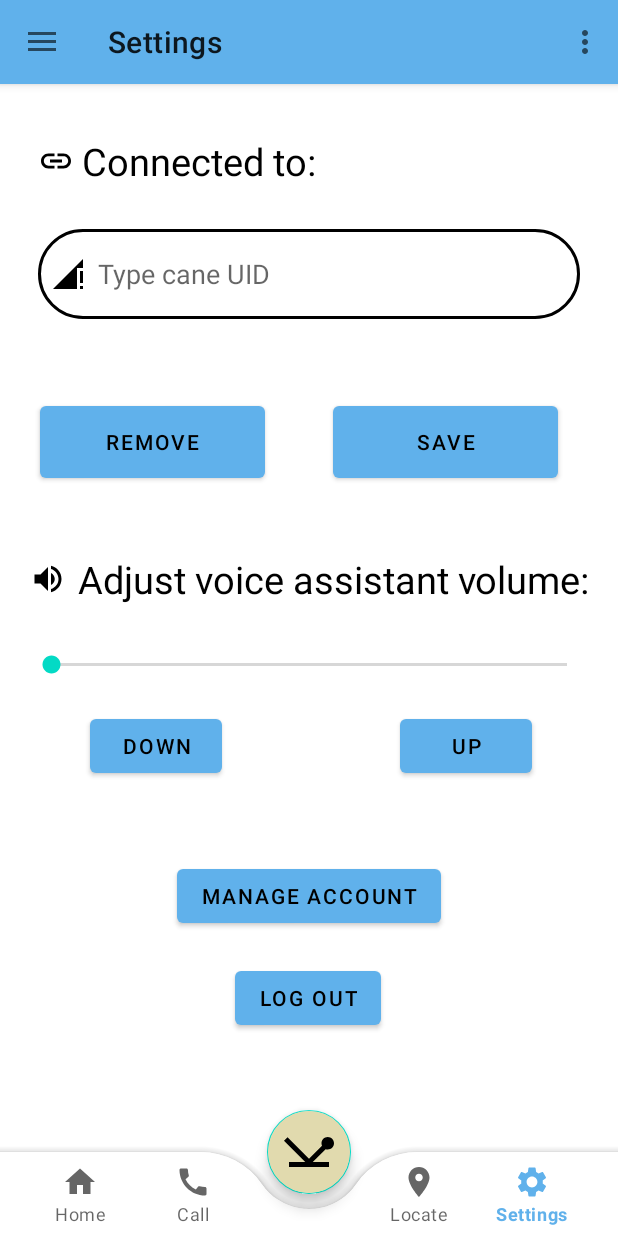
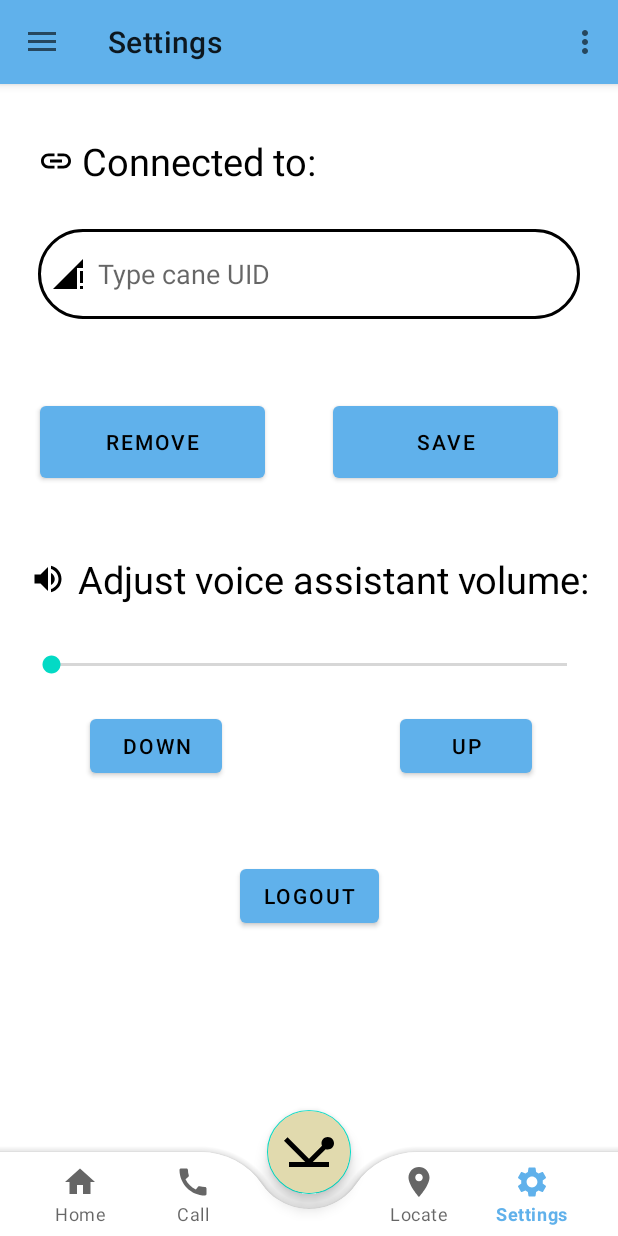
Before and after one commit to harri012/Hermes_App, an Android app: the MainActivity screen opened directly, with no data from a screen before it, item 5 of the bottom bar chosen, on a phone screen of 412 x 824 dp. Run offline under Robolectric (Android 15) with nearby library versions, the phone set to English and light mode, and no system bars; our stand-ins replace Firebase (no records; nobody signed in at launch, a user with empty details on screens opened directly), navigation-ui.

Commit message:
logout and auto login working

```diff
--- a/app/src/main/java/com/example/hermes_app/ui/comboNavDrawer/settings/SettingsFragment.java
+++ b/app/src/main/java/com/example/hermes_app/ui/comboNavDrawer/settings/SettingsFragment.java
@@ -1,5 +1,8 @@
 package com.example.hermes_app.ui.comboNavDrawer.settings;
 
+import android.content.Context;
+import android.content.Intent;
+import android.content.SharedPreferences;
 import android.media.AudioManager;
 import android.os.Bundle;
 import android.view.LayoutInflater;
@@ -20,6 +23,8 @@ import android.widget.Spinner;
 
 import com.example.hermes_app.R;
 import com.example.hermes_app.databinding.FragmentSettingsBinding;
+import com.example.hermes_app.login.LoginActivity;
+import com.google.firebase.auth.FirebaseAuth;
 
 public class SettingsFragment extends Fragment {
 
@@ -31,7 +36,10 @@ public class SettingsFragment extends Fragment {
     private AudioManager audioManager;
     private SeekBar soundBar;
 
-    private Button downVolume, upVolume;
+    private FirebaseAuth authentication;
+
+
+    private Button downVolume, upVolume, logoutButton;
     public String uid_saved;
 
 
@@ -52,6 +60,10 @@ public class SettingsFragment extends Fragment {
 //
 //        SpinnerAdapter adapter = new SpinnerAdapter(root.getContext(), R.layout.spinner_value_layout, textArray, imageArray);
 //        spinner.setAdapter(adapter);
+
+        uid = root.findViewById(R.id.uid);
+        String uid_text = uid.getText().toString();
+        uid.setText(uid_text);
 
 
         //locate Button Code -> action done by viewmodel
@@ -77,14 +89,6 @@ public class SettingsFragment extends Fragment {
                 System.out.println("UID Removed: " + uid_saved);
             }
         });
-
-
-
-        uid = root.findViewById(R.id.uid);
-        String uid_text = uid.getText().toString();
-        uid.setText(uid_text);
-
-
 
 
         audioManager = (AudioManager) this.getContext().getSystemService(root.getContext().AUDIO_SERVICE);
@@ -138,9 +142,18 @@ public class SettingsFragment extends Fragment {
 
             }
         });
-        /* final TextView textView = binding.textSettings;
-        settingsViewModel.getText().observe(getViewLifecycleOwner(), textView::setText);*/
 
+
+        authentication = FirebaseAuth.getInstance();
+
+        logoutButton = root.findViewById(R.id.logout_button);
+
+        logoutButton.setOnClickListener(new View.OnClickListener() {
+            @Override
+            public void onClick(View view) {
+                logout();
+            }
+        });
 
         return root;
     }
@@ -150,4 +163,18 @@ public class SettingsFragment extends Fragment {
         super.onDestroyView();
         binding = null;
     }
+
+    public void logout() {
+        authentication.signOut();
+
+        // Update "Remember Me" field to false
+        SharedPreferences sharedPreferences = getActivity().getSharedPreferences("loginPreferences", Context.MODE_PRIVATE);
+        SharedPreferences.Editor editor = sharedPreferences.edit();
+        editor.putBoolean("Remember Me", false);
+        editor.apply();
+
+        // Start LoginActivity and finish the current activity
+        startActivity(new Intent(getActivity(), LoginActivity.class));
+        getActivity().finish();
+    }
 }
--- a/app/src/main/res/layout/fragment_settings.xml
+++ b/app/src/main/res/layout/fragment_settings.xml
@@ -110,25 +110,15 @@
         app:layout_constraintTop_toBottomOf="@+id/soundSeekBar" />
 
     <Button
-        android:id="@+id/button4"
+        android:id="@+id/logout_button"
         android:layout_width="wrap_content"
         android:layout_height="wrap_content"
         android:layout_marginTop="52dp"
-        android:text="Manage Account"
+        android:text="Logout"
         app:layout_constraintEnd_toEndOf="parent"
         app:layout_constraintStart_toStartOf="parent"
         app:layout_constraintTop_toBottomOf="@+id/volumeUpButton" />
 
-    <Button
-        android:id="@+id/button5"
-        android:layout_width="wrap_content"
-        android:layout_height="wrap_content"
-        android:layout_marginTop="20dp"
-        android:text="Log out"
-        app:layout_constraintEnd_toEndOf="parent"
-        app:layout_constraintHorizontal_bias="0.498"
-        app:layout_constraintStart_toStartOf="parent"
-        app:layout_constraintTop_toBottomOf="@+id/button4" />
 
 
 </androidx.constraintlayout.widget.ConstraintLayout>
--- a/app/src/main/res/menu/drawer_menu.xml
+++ b/app/src/main/res/menu/drawer_menu.xml
@@ -32,23 +32,6 @@
             </menu>
         </item>
 
-        <item
-            android:title="Account Management">
-            <menu>
-                <item
-                    android:id="@+id/drawer_manage_account"
-                    android:icon="@drawable/ic_baseline_manage_accounts_24"
-                    android:title="@string/manage_account"
-                    android:color="@color/black" android:state_checked="true"/>
-
-                <item
-                    android:id="@+id/drawer_logout"
-                    android:icon="@drawable/ic_baseline_logout_24"
-                    android:title="@string/logout"
-                    android:color="@color/black" android:state_checked="true"/>
-            </menu>
-        </item>
-
     </group>
 
 </menu>
```
